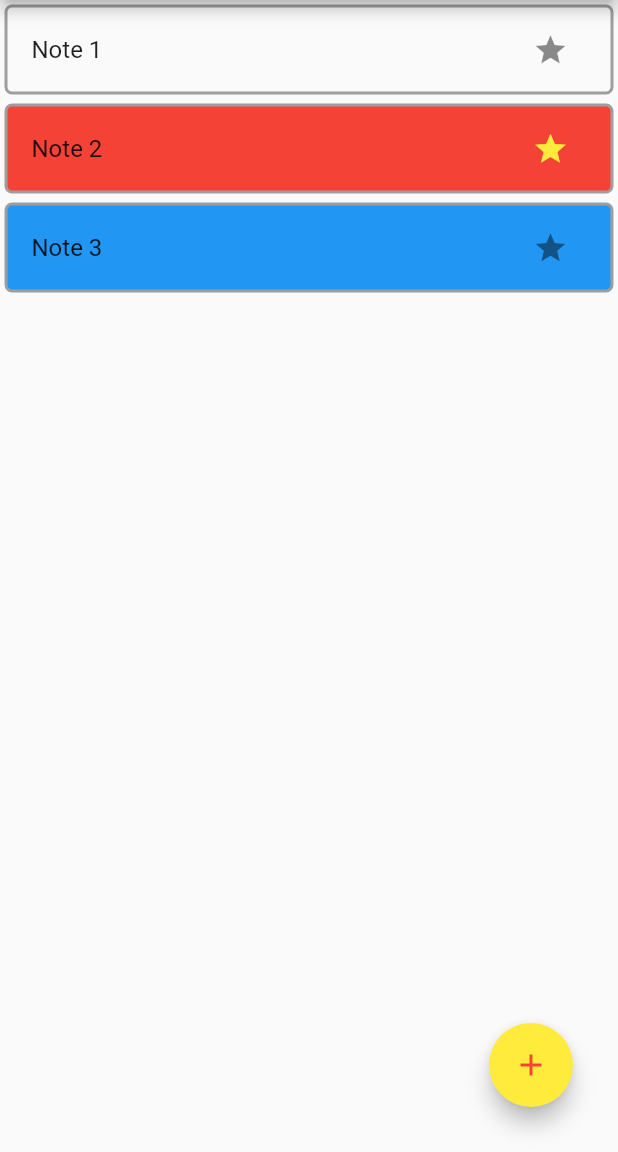
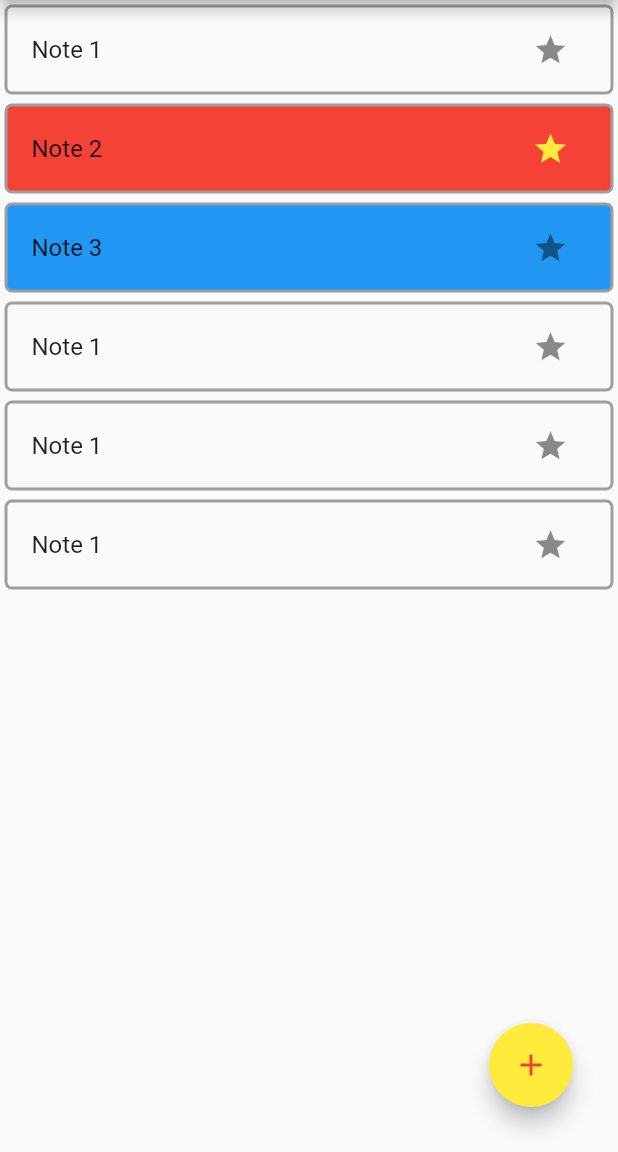
Before and after one commit to SeanFitzpatrick0/Notepad_App-Flutter, a Flutter app: the screen it shows after launch, on a phone screen of 412 x 824 dp, the part 84-1236 px from its top. Run offline on Flutter 3.47's test engine with Material 2 defaults, Android fonts, the phone set to English and light mode, and no system bars.

Commit message:
Load starting notes from JSON file

```diff
--- /dev/null
+++ b/notepad/assets/data/notes.json
@@ -0,0 +1,14 @@
+[
+    {
+        "title": "Note 1",
+        "content": "Test data"
+    },
+    {
+        "title": "Note 1",
+        "content": "Test data"
+    },
+    {
+        "title": "Note 1",
+        "content": "Test data"
+    }
+]
--- a/notepad/lib/notepad.dart
+++ b/notepad/lib/notepad.dart
@@ -7,6 +7,8 @@ Description: This is the home screen for the app.
   the usere to add a note.
 */
 
+import 'dart:async';
+import 'dart:convert';
 import 'package:flutter/material.dart';
 
 import './note.dart';
@@ -40,6 +42,12 @@ class _NotepadState extends State<Notepad> {
   ];
 
   @override
+  void initState() {
+    _retriveNoteData();
+    super.initState();
+  }
+
+  @override
   Widget build(BuildContext ctx) {
     return Scaffold(
       appBar: AppBar(
@@ -54,6 +62,21 @@ class _NotepadState extends State<Notepad> {
         ],
       ),
     );
+  }
+
+  Future<Null> _retriveNoteData() async {
+    final json =
+        DefaultAssetBundle.of(context).loadString('assets/data/notes.json');
+    final data = JsonDecoder().convert(await json);
+
+    data.forEach((note) {
+      setState(() {
+        _notes.add(Note(
+          title: note['title'],
+          content: note['content'],
+        ));
+      });
+    });
   }
 
   Widget _listNotes() {
--- a/notepad/pubspec.yaml
+++ b/notepad/pubspec.yaml
@@ -37,9 +37,8 @@ flutter:
   uses-material-design: true
 
   # To add assets to your application, add an assets section, like this:
-  # assets:
-  #  - images/a_dot_burr.jpeg
-  #  - images/a_dot_ham.jpeg
+  assets:
+   - assets/data/notes.json
 
   # An image asset can refer to one or more resolution-specific "variants", see
   # https://flutter.io/assets-and-images/#resolution-aware.
```
